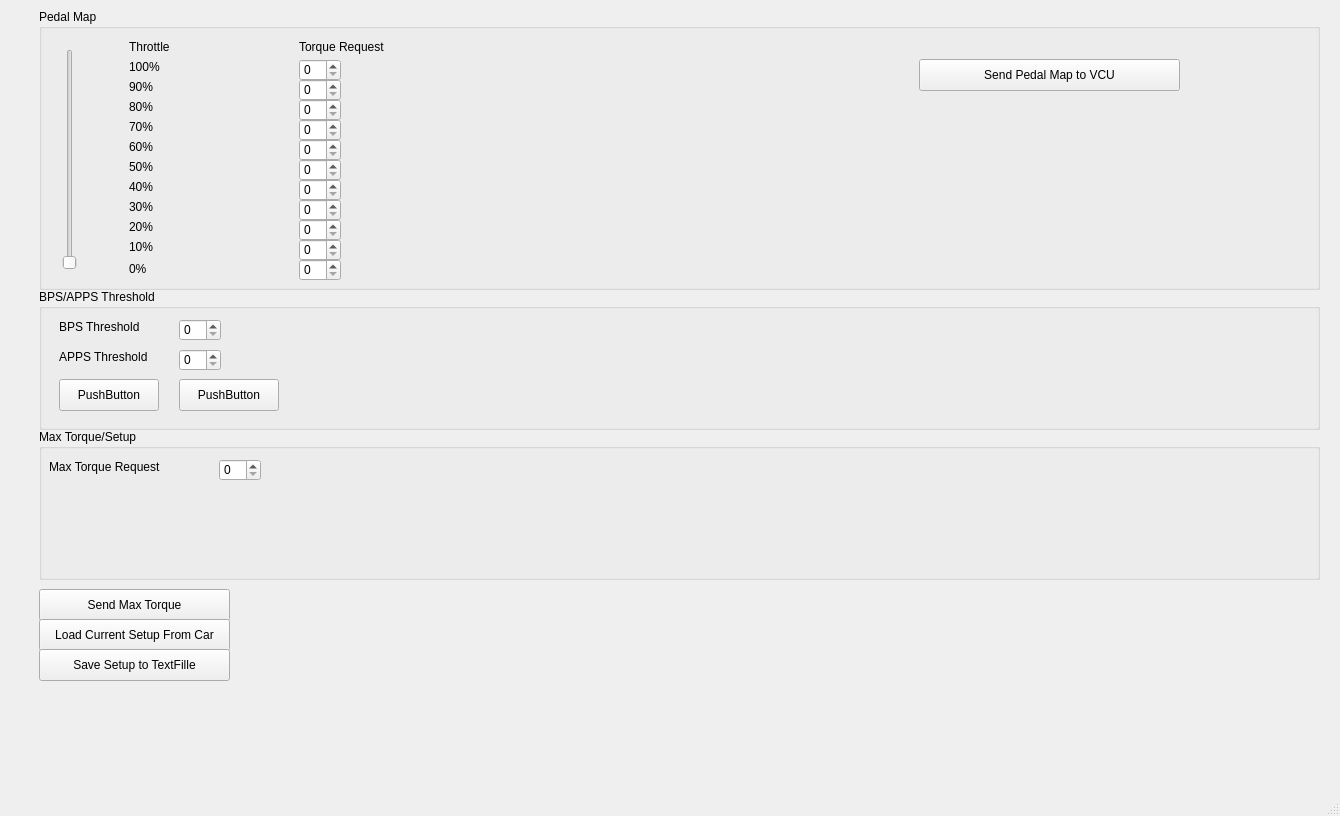
Above: ui/VCU.ui from ucsdtritonracing/grew before the change. Below: the same form after it.
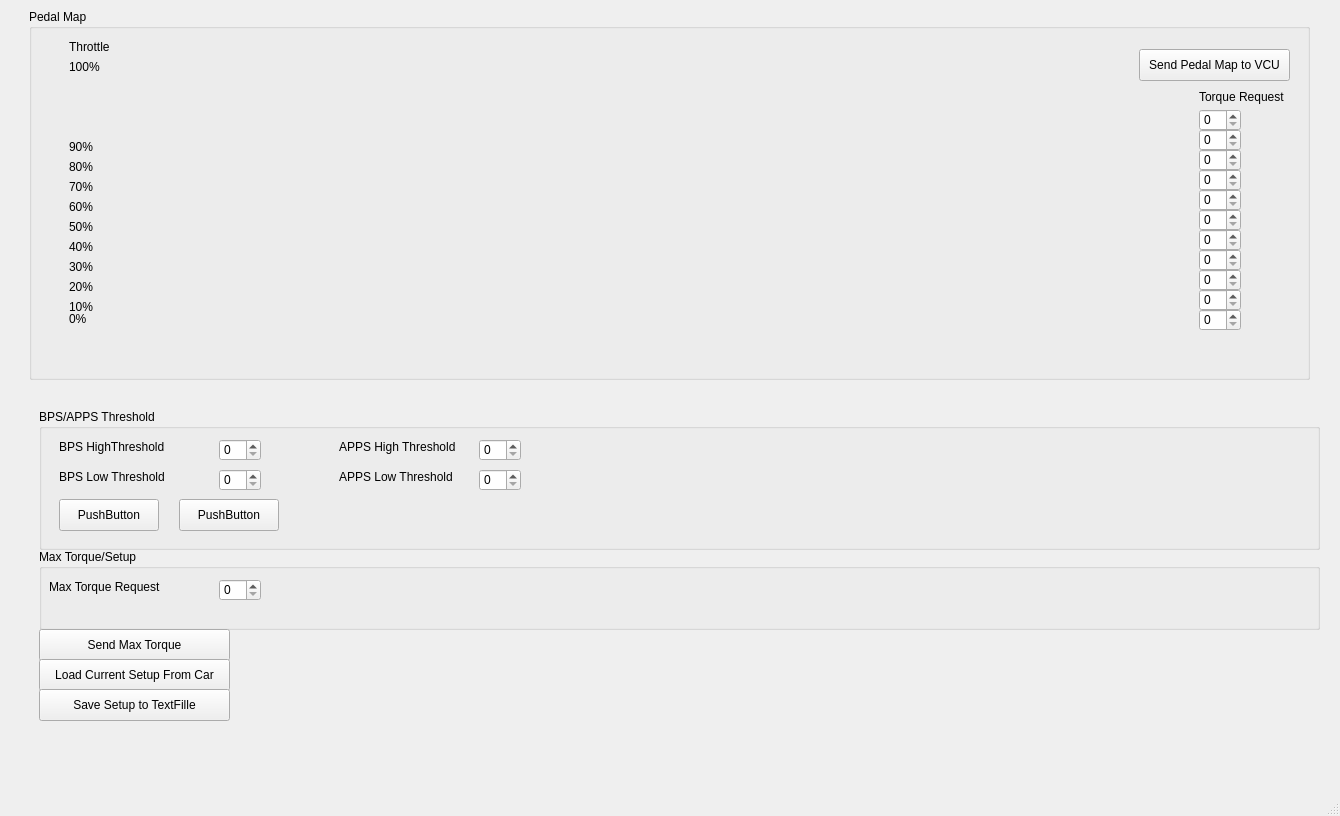
That is the form after the change.

Patch:
```diff
--- a/ui/VCU.ui
+++ b/ui/VCU.ui
@@ -29,46 +29,29 @@
        <widget class="QGroupBox" name="groupBox">
         <property name="geometry">
          <rect>
-          <x>20</x>
+          <x>10</x>
           <y>0</y>
           <width>1281</width>
-          <height>281</height>
+          <height>371</height>
          </rect>
         </property>
         <property name="title">
          <string>Pedal Map</string>
         </property>
-        <widget class="QSlider" name="verticalSlider">
+        <widget class="QWidget" name="ThrottleWidget" native="true">
          <property name="geometry">
           <rect>
            <x>20</x>
-           <y>40</y>
-           <width>22</width>
-           <height>221</height>
+           <y>30</y>
+           <width>101</width>
+           <height>331</height>
           </rect>
          </property>
-         <property name="orientation">
-          <enum>Qt::Orientation::Vertical</enum>
-         </property>
-        </widget>
-        <widget class="QLabel" name="label">
-         <property name="geometry">
-          <rect>
-           <x>90</x>
-           <y>230</y>
-           <width>58</width>
-           <height>16</height>
-          </rect>
-         </property>
-         <property name="text">
-          <string>10%</string>
-         </property>
-        </widget>
         <widget class="QLabel" name="label_2">
          <property name="geometry">
           <rect>
-           <x>90</x>
-           <y>50</y>
+            <x>20</x>
+            <y>20</y>
            <width>58</width>
            <height>16</height>
           </rect>
@@ -80,8 +63,8 @@
         <widget class="QLabel" name="label_3">
          <property name="geometry">
           <rect>
-           <x>90</x>
-           <y>70</y>
+            <x>20</x>
+            <y>100</y>
            <width>58</width>
            <height>16</height>
           </rect>
@@ -93,8 +76,8 @@
         <widget class="QLabel" name="label_4">
          <property name="geometry">
           <rect>
-           <x>90</x>
-           <y>90</y>
+            <x>20</x>
+            <y>120</y>
            <width>58</width>
            <height>16</height>
           </rect>
@@ -106,8 +89,8 @@
         <widget class="QLabel" name="label_5">
          <property name="geometry">
           <rect>
-           <x>90</x>
-           <y>110</y>
+            <x>20</x>
+            <y>140</y>
            <width>58</width>
            <height>16</height>
           </rect>
@@ -119,8 +102,8 @@
         <widget class="QLabel" name="label_6">
          <property name="geometry">
           <rect>
-           <x>90</x>
-           <y>130</y>
+            <x>20</x>
+            <y>160</y>
            <width>58</width>
            <height>16</height>
           </rect>
@@ -132,8 +115,8 @@
         <widget class="QLabel" name="label_7">
          <property name="geometry">
           <rect>
-           <x>90</x>
-           <y>150</y>
+            <x>20</x>
+            <y>180</y>
            <width>58</width>
            <height>16</height>
           </rect>
@@ -145,8 +128,8 @@
         <widget class="QLabel" name="label_8">
          <property name="geometry">
           <rect>
-           <x>90</x>
-           <y>170</y>
+            <x>20</x>
+            <y>200</y>
            <width>58</width>
            <height>16</height>
           </rect>
@@ -158,8 +141,8 @@
         <widget class="QLabel" name="label_9">
          <property name="geometry">
           <rect>
-           <x>90</x>
-           <y>190</y>
+            <x>20</x>
+            <y>220</y>
            <width>58</width>
            <height>16</height>
           </rect>
@@ -171,8 +154,8 @@
         <widget class="QLabel" name="label_10">
          <property name="geometry">
           <rect>
-           <x>90</x>
-           <y>210</y>
+            <x>20</x>
+            <y>240</y>
            <width>58</width>
            <height>16</height>
           </rect>
@@ -181,11 +164,24 @@
           <string>20%</string>
          </property>
         </widget>
+         <widget class="QLabel" name="label">
+          <property name="geometry">
+           <rect>
+            <x>20</x>
+            <y>260</y>
+            <width>58</width>
+            <height>16</height>
+           </rect>
+          </property>
+          <property name="text">
+           <string>10%</string>
+          </property>
+         </widget>
         <widget class="QLabel" name="label_11">
          <property name="geometry">
           <rect>
-           <x>90</x>
-           <y>250</y>
+            <x>20</x>
+            <y>270</y>
            <width>58</width>
            <height>20</height>
           </rect>
@@ -197,8 +193,8 @@
         <widget class="QLabel" name="label_12">
          <property name="geometry">
           <rect>
-           <x>90</x>
-           <y>30</y>
+            <x>20</x>
+            <y>0</y>
            <width>58</width>
            <height>16</height>
           </rect>
@@ -207,21 +203,12 @@
           <string>Throttle</string>
          </property>
         </widget>
-        <widget class="QWidget" name="ThrottleWidget" native="true">
-         <property name="geometry">
-          <rect>
-           <x>80</x>
-           <y>30</y>
-           <width>101</width>
-           <height>241</height>
-          </rect>
-         </property>
         </widget>
         <widget class="QWidget" name="TorqueRequestWidget" native="true">
          <property name="geometry">
           <rect>
-           <x>250</x>
-           <y>30</y>
+           <x>1160</x>
+           <y>80</y>
            <width>121</width>
            <height>251</height>
           </rect>
@@ -353,9 +340,9 @@
         <widget class="QPushButton" name="pushButton">
          <property name="geometry">
           <rect>
-           <x>880</x>
-           <y>50</y>
-           <width>261</width>
+           <x>1110</x>
+           <y>40</y>
+           <width>151</width>
            <height>32</height>
           </rect>
          </property>
@@ -363,12 +350,32 @@
           <string>Send Pedal Map to VCU</string>
          </property>
         </widget>
+        <widget class="QWidget" name="widget_2" native="true">
+         <property name="geometry">
+          <rect>
+           <x>130</x>
+           <y>60</y>
+           <width>971</width>
+           <height>301</height>
+          </rect>
+         </property>
+         <widget class="QWidget" name="widget_3" native="true">
+          <property name="geometry">
+           <rect>
+            <x>10</x>
+            <y>260</y>
+            <width>941</width>
+            <height>31</height>
+           </rect>
+          </property>
+         </widget>
+        </widget>
        </widget>
        <widget class="QGroupBox" name="groupBox_2">
         <property name="geometry">
          <rect>
           <x>20</x>
-          <y>280</y>
+          <y>400</y>
           <width>1281</width>
           <height>141</height>
          </rect>
@@ -381,12 +388,12 @@
           <rect>
            <x>20</x>
            <y>30</y>
-           <width>101</width>
+           <width>121</width>
            <height>16</height>
           </rect>
          </property>
          <property name="text">
-          <string>BPS Threshold</string>
+          <string>BPS HighThreshold</string>
          </property>
         </widget>
         <widget class="QLabel" name="label_15">
@@ -394,18 +401,18 @@
           <rect>
            <x>20</x>
            <y>60</y>
-           <width>101</width>
+           <width>121</width>
            <height>16</height>
           </rect>
          </property>
          <property name="text">
-          <string>APPS Threshold</string>
+          <string>BPS Low Threshold</string>
          </property>
         </widget>
         <widget class="QSpinBox" name="spinBox_12">
          <property name="geometry">
           <rect>
-           <x>140</x>
+           <x>180</x>
            <y>30</y>
            <width>42</width>
            <height>22</height>
@@ -415,7 +422,7 @@
         <widget class="QSpinBox" name="spinBox_13">
          <property name="geometry">
           <rect>
-           <x>140</x>
+           <x>180</x>
            <y>60</y>
            <width>42</width>
            <height>22</height>
@@ -448,14 +455,60 @@
           <string>PushButton</string>
          </property>
         </widget>
+        <widget class="QLabel" name="label_17">
+         <property name="geometry">
+          <rect>
+           <x>300</x>
+           <y>30</y>
+           <width>131</width>
+           <height>16</height>
+          </rect>
+         </property>
+         <property name="text">
+          <string>APPS High Threshold</string>
+         </property>
+        </widget>
+        <widget class="QLabel" name="label_18">
+         <property name="geometry">
+          <rect>
+           <x>300</x>
+           <y>60</y>
+           <width>131</width>
+           <height>16</height>
+          </rect>
+         </property>
+         <property name="text">
+          <string>APPS Low Threshold</string>
+         </property>
+        </widget>
+        <widget class="QSpinBox" name="spinBox_15">
+         <property name="geometry">
+          <rect>
+           <x>440</x>
+           <y>30</y>
+           <width>42</width>
+           <height>22</height>
+          </rect>
+         </property>
+        </widget>
+        <widget class="QSpinBox" name="spinBox_16">
+         <property name="geometry">
+          <rect>
+           <x>440</x>
+           <y>60</y>
+           <width>42</width>
+           <height>22</height>
+          </rect>
+         </property>
+        </widget>
        </widget>
        <widget class="QGroupBox" name="groupBox_3">
         <property name="geometry">
          <rect>
           <x>20</x>
-          <y>420</y>
+          <y>540</y>
           <width>1281</width>
-          <height>151</height>
+          <height>81</height>
          </rect>
         </property>
         <property name="title">
@@ -489,7 +542,7 @@
         <property name="geometry">
          <rect>
           <x>20</x>
-          <y>580</y>
+          <y>620</y>
           <width>191</width>
           <height>32</height>
          </rect>
@@ -502,7 +555,7 @@
         <property name="geometry">
          <rect>
           <x>20</x>
-          <y>610</y>
+          <y>650</y>
           <width>191</width>
           <height>32</height>
          </rect>
@@ -515,7 +568,7 @@
         <property name="geometry">
          <rect>
           <x>20</x>
-          <y>640</y>
+          <y>680</y>
           <width>191</width>
           <height>32</height>
          </rect>
```
Lines whose indentation alone changed are shown as unchanged.
